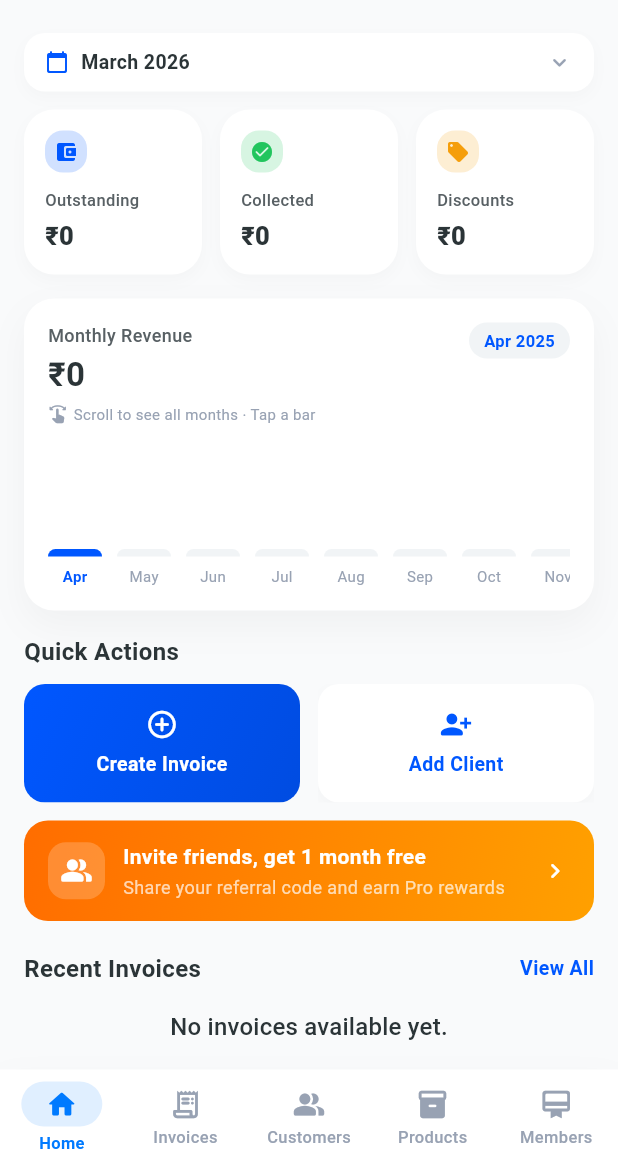
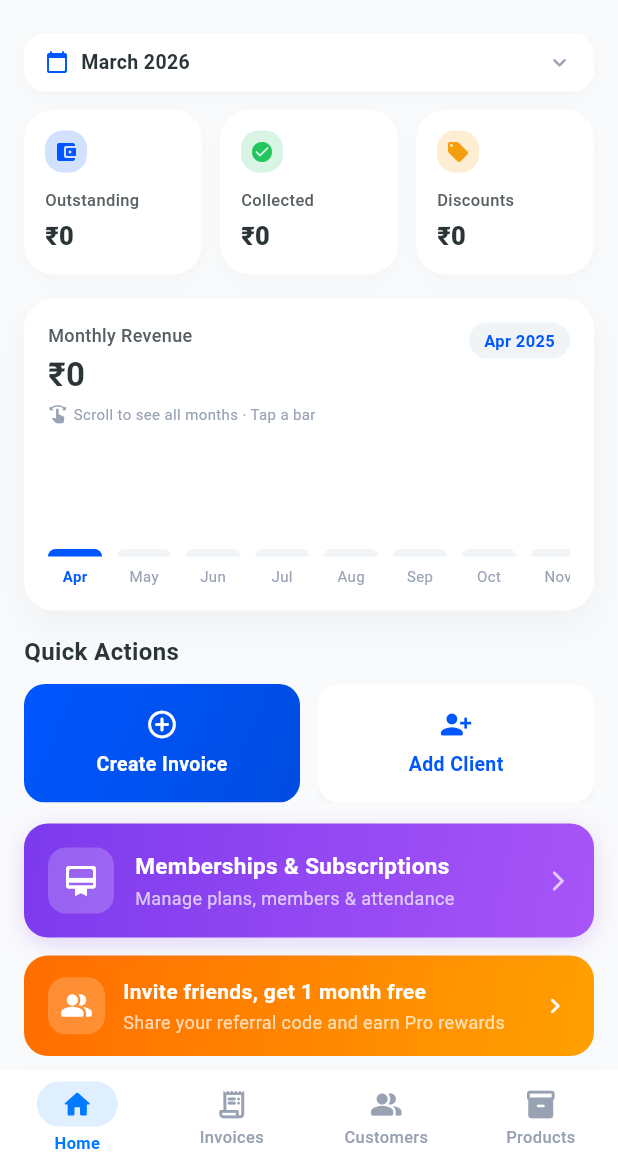
Before and after one commit to luhit123/billsetu, a Flutter app: the screen it shows once a user with an empty profile is signed in, on a phone screen of 412 x 824 dp, the part 69-1236 px from its top. Run offline on Flutter 3.47's test engine with Material 3 defaults, Android fonts, the phone set to English and light mode, and no system bars; our stand-ins replace cloud_firestore, cloud_functions, connectivity_plus, csv, firebase_auth, firebase_core and 11 more; missing offline and left inert: dart:js_interop, firebase_app_check, razorpay_flutter; accounts and stored records are empty.

Commit message:
Move membership to home dashboard card, add template picker, fix PDF currency symbol
- Remove Members tab from bottom nav (back to 4 tabs: Home, Invoices, Clients, Products)
- Add purple gradient "Memberships & Subscriptions" card on home dashboard below quick actions
- Add template picker (palette icon) to membership invoice screen — all 20 templates available
- Fix ₹ symbol showing as odd character in PDF by using 'Rs.' for PDF-safe rendering
- Simplify Package plan pricing (only Package Fee + discount, no joining fee)
- Add getPlanById() to MembershipService for direct plan lookup
- Plan type (recurring/package) badge shown on plan cards

Co-Authored-By: Claude Opus 4.6 (1M context) <noreply@anthropic.com>

```diff
--- a/lib/screens/home_screen.dart
+++ b/lib/screens/home_screen.dart
@@ -55,7 +55,6 @@ class _HomeScreenState extends State<HomeScreen> {
       const InvoicesScreen(),
       const CustomersScreen(),
       const ProductsScreen(),
-      const SubscriptionsScreen(),
     ];
   }
 
@@ -110,13 +109,6 @@ class _HomeScreenState extends State<HomeScreen> {
               isActive: _selectedTab == 3,
               activeColor: const Color(0xFFFF9500),
               onTap: () => setState(() => _selectedTab = 3),
-            ),
-            _BottomNavItem(
-              icon: Icons.card_membership_rounded,
-              label: 'Members',
-              isActive: _selectedTab == 4,
-              activeColor: const Color(0xFFE91E63),
-              onTap: () => setState(() => _selectedTab = 4),
             ),
           ],
         ),
@@ -341,6 +333,86 @@ class _DashboardPageState extends State<_DashboardPage> {
                   context,
                   MaterialPageRoute(
                     builder: (_) => const ReferralScreen(),
+                  ),
+                ),
+              ),
+            ),
+          ),
+
+          // ── Membership & Subscriptions Card ────────────────────────
+          SliverToBoxAdapter(
+            child: Padding(
+              padding: const EdgeInsets.fromLTRB(16, 14, 16, 0),
+              child: GestureDetector(
+                onTap: () => Navigator.push(
+                  context,
+                  MaterialPageRoute(
+                    builder: (_) => const SubscriptionsScreen(),
+                  ),
+                ),
+                child: Container(
+                  padding: const EdgeInsets.all(16),
+                  decoration: BoxDecoration(
+                    gradient: const LinearGradient(
+                      colors: [Color(0xFF7C3AED), Color(0xFFA855F7)],
+                      begin: Alignment.topLeft,
+                      end: Alignment.bottomRight,
+                    ),
+                    borderRadius: BorderRadius.circular(16),
+                    boxShadow: const [
+                      BoxShadow(
+                        color: Color(0x307C3AED),
+                        blurRadius: 12,
+                        offset: Offset(0, 4),
+                      ),
+                    ],
+                  ),
+                  child: Row(
+                    children: [
+                      Container(
+                        width: 44,
+                        height: 44,
+                        decoration: BoxDecoration(
+                          color: Colors.white.withOpacity(0.2),
+                          borderRadius: BorderRadius.circular(12),
+                        ),
+                        child: const Icon(
+                          Icons.card_membership_rounded,
+                          color: Colors.white,
+                          size: 24,
+                        ),
+                      ),
+                      const SizedBox(width: 14),
+                      const Expanded(
+                        child: Column(
+                          crossAxisAlignment: CrossAxisAlignment.start,
+                          children: [
+                            Text(
+                              'Memberships & Subscriptions',
+                              style: TextStyle(
+                                color: Colors.white,
+                                fontSize: 15,
+                                fontWeight: FontWeight.w700,
+                              ),
+                            ),
+                            SizedBox(height: 3),
+                            Text(
+                              'Manage plans, members & attendance',
+                              style: TextStyle(
+                                color: Colors.white70,
+                                fontSize: 12,
+                                fontWeight: FontWeight.w400,
+                              ),
+                            ),
+                          ],
+                        ),
+                      ),
+                      const Icon(
+                        Icons.arrow_forward_ios_rounded,
+                        color: Colors.white70,
+                        size: 16,
+                      ),
+                    ],
                   ),
                 ),
               ),
```
Also changed, not shown: lib/screens/membership_invoice_screen.dart (+96 -7 lines).
